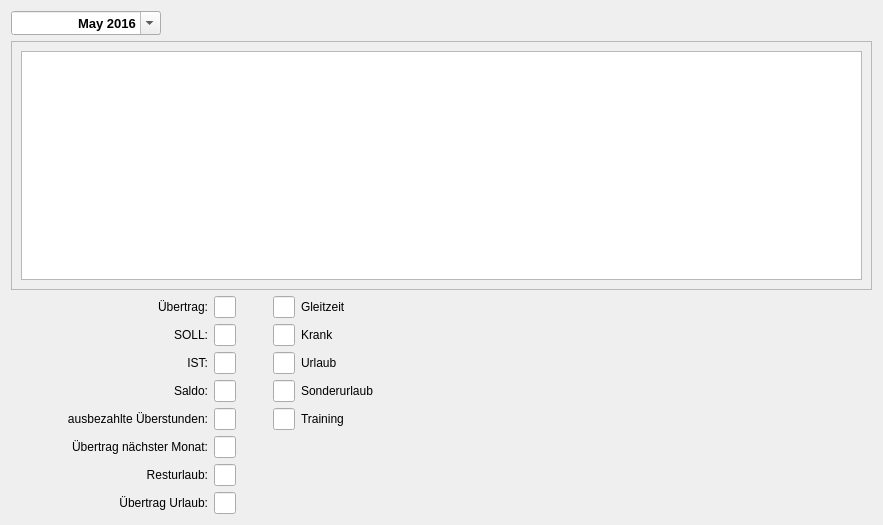
Before: the Qt Designer form cmonthlyview.ui in birkeh/workingHours, drawn with Qt 5.
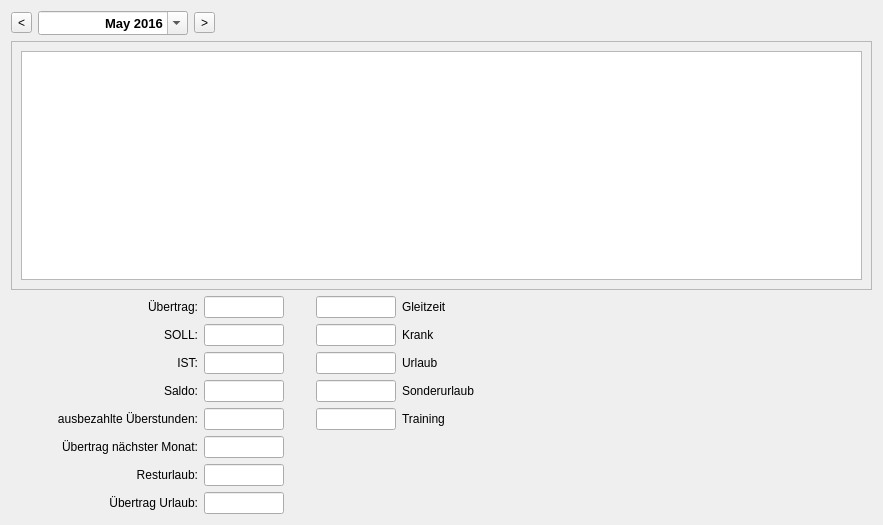
After: the same form once the commit is applied.

Patch:
```diff
--- a/cmonthlyview.ui
+++ b/cmonthlyview.ui
@@ -17,7 +17,14 @@
    <item row="0" column="0">
     <layout class="QVBoxLayout" name="verticalLayout">
      <item>
-      <layout class="QHBoxLayout" name="horizontalLayout" stretch="0,0">
+      <layout class="QHBoxLayout" name="horizontalLayout" stretch="0,0,0,0">
+       <item>
+        <widget class="QToolButton" name="m_lpPrevMonth">
+         <property name="text">
+          <string>&lt;</string>
+         </property>
+        </widget>
+       </item>
        <item>
         <widget class="QDateEdit" name="m_lpMonth">
          <property name="minimumSize">
@@ -57,6 +64,13 @@
          </property>
         </widget>
        </item>
+       <item>
+        <widget class="QToolButton" name="m_lpNextMonth">
+         <property name="text">
+          <string>&gt;</string>
+         </property>
+        </widget>
+       </item>
        <item>
         <spacer name="horizontalSpacer_2">
          <property name="orientation">
@@ -112,6 +126,12 @@
        </item>
        <item row="0" column="4">
         <widget class="QLineEdit" name="m_lpGleitzeit">
+         <property name="minimumSize">
+          <size>
+           <width>80</width>
+           <height>0</height>
+          </size>
+         </property>
          <property name="alignment">
           <set>Qt::AlignRight|Qt::AlignTrailing|Qt::AlignVCenter</set>
          </property>
@@ -280,6 +300,12 @@
        </item>
        <item row="0" column="2">
         <widget class="QLineEdit" name="m_lpUebertrag">
+         <property name="minimumSize">
+          <size>
+           <width>80</width>
+           <height>0</height>
+          </size>
+         </property>
          <property name="alignment">
           <set>Qt::AlignRight|Qt::AlignTrailing|Qt::AlignVCenter</set>
          </property>
@@ -366,7 +392,11 @@
         </widget>
        </item>
        <item row="4" column="2">
-        <widget class="QLineEdit" name="m_lpUeberstunden"/>
+        <widget class="QLineEdit" name="m_lpUeberstunden">
+         <property name="alignment">
+          <set>Qt::AlignRight|Qt::AlignTrailing|Qt::AlignVCenter</set>
+         </property>
+        </widget>
        </item>
       </layout>
      </item>
```
